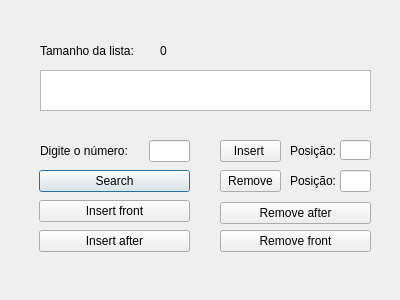
Above: windowlinkedlist.ui from artcurty/GedQT before the change. Below: the same form after it.
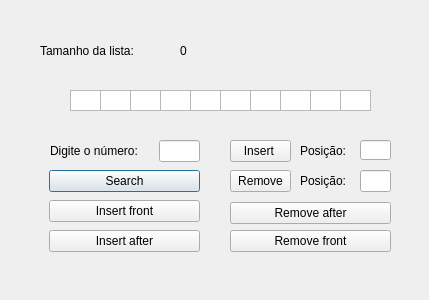
That is the form after the change.

Diff of the .ui file:
```diff
--- a/windowlinkedlist.ui
+++ b/windowlinkedlist.ui
@@ -6,7 +6,7 @@
    <rect>
     <x>0</x>
     <y>0</y>
-    <width>400</width>
+    <width>429</width>
     <height>300</height>
    </rect>
   </property>
@@ -16,7 +16,7 @@
   <widget class="QLabel" name="label_3">
    <property name="geometry">
     <rect>
-     <x>40</x>
+     <x>50</x>
      <y>130</y>
      <width>101</width>
      <height>41</height>
@@ -29,7 +29,7 @@
   <widget class="QLineEdit" name="entrada">
    <property name="geometry">
     <rect>
-     <x>149</x>
+     <x>159</x>
      <y>140</y>
      <width>41</width>
      <height>22</height>
@@ -39,7 +39,7 @@
   <widget class="QLabel" name="label_4">
    <property name="geometry">
     <rect>
-     <x>290</x>
+     <x>300</x>
      <y>170</y>
      <width>59</width>
      <height>21</height>
@@ -52,7 +52,7 @@
   <widget class="QPushButton" name="search">
    <property name="geometry">
     <rect>
-     <x>39</x>
+     <x>49</x>
      <y>170</y>
      <width>151</width>
      <height>22</height>
@@ -65,9 +65,9 @@
   <widget class="QPushButton" name="removeAfter">
    <property name="geometry">
     <rect>
-     <x>220</x>
+     <x>230</x>
      <y>202</y>
-     <width>151</width>
+     <width>161</width>
      <height>22</height>
     </rect>
    </property>
@@ -78,7 +78,7 @@
   <widget class="QLineEdit" name="positionRemove">
    <property name="geometry">
     <rect>
-     <x>340</x>
+     <x>360</x>
      <y>170</y>
      <width>31</width>
      <height>22</height>
@@ -88,7 +88,7 @@
   <widget class="QLabel" name="retTamanho">
    <property name="geometry">
     <rect>
-     <x>160</x>
+     <x>180</x>
      <y>40</y>
      <width>59</width>
      <height>21</height>
@@ -103,7 +103,7 @@
     <rect>
      <x>40</x>
      <y>40</y>
-     <width>111</width>
+     <width>121</width>
      <height>21</height>
     </rect>
    </property>
@@ -114,7 +114,7 @@
   <widget class="QPushButton" name="InsertFront">
    <property name="geometry">
     <rect>
-     <x>39</x>
+     <x>49</x>
      <y>200</y>
      <width>151</width>
      <height>22</height>
@@ -127,7 +127,7 @@
   <widget class="QPushButton" name="removeN">
    <property name="geometry">
     <rect>
-     <x>220</x>
+     <x>230</x>
      <y>170</y>
      <width>61</width>
      <height>22</height>
@@ -140,33 +140,17 @@
   <widget class="QLineEdit" name="positionInsert">
    <property name="geometry">
     <rect>
-     <x>340</x>
+     <x>360</x>
      <y>140</y>
      <width>31</width>
      <height>20</height>
     </rect>
    </property>
   </widget>
-  <widget class="QListWidget" name="listWidget">
-   <property name="geometry">
-    <rect>
-     <x>40</x>
-     <y>70</y>
-     <width>331</width>
-     <height>41</height>
-    </rect>
-   </property>
-   <property name="movement">
-    <enum>QListView::Static</enum>
-   </property>
-   <property name="flow">
-    <enum>QListView::LeftToRight</enum>
-   </property>
-  </widget>
   <widget class="QPushButton" name="insertAfter">
    <property name="geometry">
     <rect>
-     <x>39</x>
+     <x>49</x>
      <y>230</y>
      <width>151</width>
      <height>22</height>
@@ -179,7 +163,7 @@
   <widget class="QPushButton" name="insertN">
    <property name="geometry">
     <rect>
-     <x>220</x>
+     <x>230</x>
      <y>140</y>
      <width>61</width>
      <height>22</height>
@@ -192,9 +176,9 @@
   <widget class="QPushButton" name="removeFront">
    <property name="geometry">
     <rect>
-     <x>220</x>
+     <x>230</x>
      <y>230</y>
-     <width>151</width>
+     <width>161</width>
      <height>22</height>
     </rect>
    </property>
@@ -205,7 +189,7 @@
   <widget class="QLabel" name="label">
    <property name="geometry">
     <rect>
-     <x>290</x>
+     <x>300</x>
      <y>140</y>
      <width>61</width>
      <height>21</height>
@@ -215,6 +199,106 @@
     <string>Posição:</string>
    </property>
   </widget>
+  <widget class="QListWidget" name="elem1">
+   <property name="geometry">
+    <rect>
+     <x>70</x>
+     <y>90</y>
+     <width>31</width>
+     <height>21</height>
+    </rect>
+   </property>
+  </widget>
+  <widget class="QListWidget" name="elem2">
+   <property name="geometry">
+    <rect>
+     <x>100</x>
+     <y>90</y>
+     <width>31</width>
+     <height>21</height>
+    </rect>
+   </property>
+  </widget>
+  <widget class="QListWidget" name="elem3">
+   <property name="geometry">
+    <rect>
+     <x>130</x>
+     <y>90</y>
+     <width>31</width>
+     <height>21</height>
+    </rect>
+   </property>
+  </widget>
+  <widget class="QListWidget" name="elem4">
+   <property name="geometry">
+    <rect>
+     <x>160</x>
+     <y>90</y>
+     <width>31</width>
+     <height>21</height>
+    </rect>
+   </property>
+  </widget>
+  <widget class="QListWidget" name="elem5">
+   <property name="geometry">
+    <rect>
+     <x>190</x>
+     <y>90</y>
+     <width>31</width>
+     <height>21</height>
+    </rect>
+   </property>
+  </widget>
+  <widget class="QListWidget" name="elem6">
+   <property name="geometry">
+    <rect>
+     <x>220</x>
+     <y>90</y>
+     <width>31</width>
+     <height>21</height>
+    </rect>
+   </property>
+  </widget>
+  <widget class="QListWidget" name="elem7">
+   <property name="geometry">
+    <rect>
+     <x>250</x>
+     <y>90</y>
+     <width>31</width>
+     <height>21</height>
+    </rect>
+   </property>
+  </widget>
+  <widget class="QListWidget" name="elem8">
+   <property name="geometry">
+    <rect>
+     <x>280</x>
+     <y>90</y>
+     <width>31</width>
+     <height>21</height>
+    </rect>
+   </property>
+  </widget>
+  <widget class="QListWidget" name="elem9">
+   <property name="geometry">
+    <rect>
+     <x>310</x>
+     <y>90</y>
+     <width>31</width>
+     <height>21</height>
+    </rect>
+   </property>
+  </widget>
+  <widget class="QListWidget" name="elem10">
+   <property name="geometry">
+    <rect>
+     <x>340</x>
+     <y>90</y>
+     <width>31</width>
+     <height>21</height>
+    </rect>
+   </property>
+  </widget>
  </widget>
  <resources/>
  <connections/>
```
